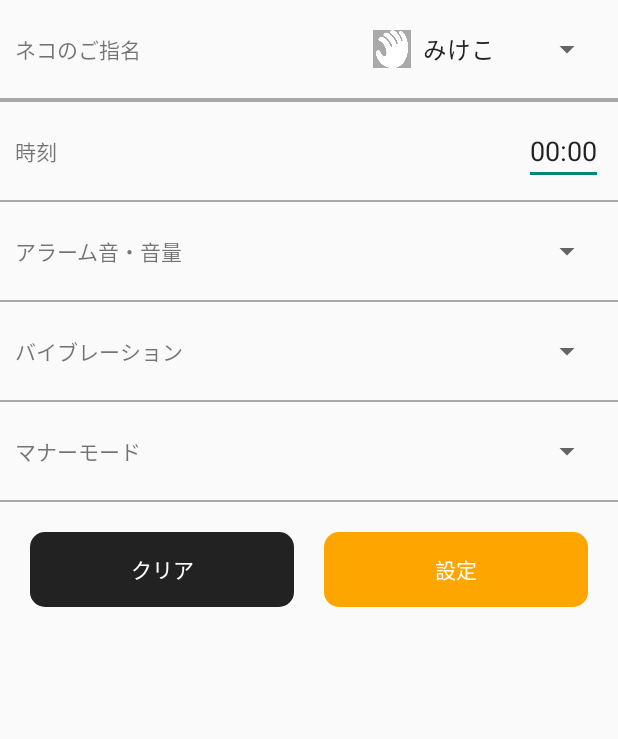
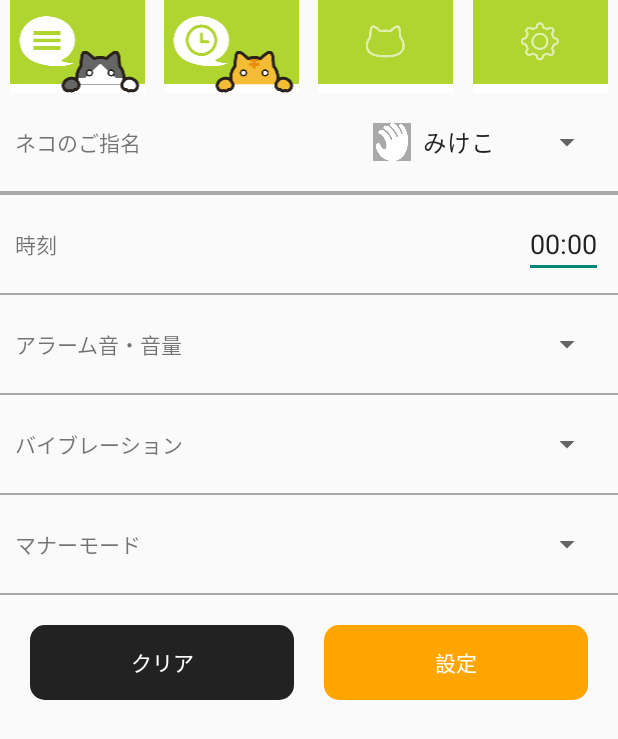
Before and after one commit to zawamari/goodmorningcat, an Android app: the AlermSettingActivity screen opened directly, with no data from a screen before it, on a phone screen of 412 x 824 dp. Shown: the top 739 px of the screen. Run offline under Robolectric (Android 15) with nearby library versions, the phone set to English and light mode, and no system bars.

Commit message:
Adjust layout alerm_setting

```diff
--- a/app/src/main/res/layout/activity_alerm_setting.xml
+++ b/app/src/main/res/layout/activity_alerm_setting.xml
@@ -5,71 +5,42 @@
     android:layout_width="match_parent"
     android:layout_height="match_parent">
 
+
     <LinearLayout
-        android:id="@+id/llNextCall"
         android:layout_width="match_parent"
         android:layout_height="wrap_content"
-        android:layout_margin="10dp"
-        android:orientation="vertical"
-        android:visibility="gone"
-        android:background="@drawable/line">
+        android:orientation="horizontal" >
 
-        <LinearLayout
-            android:layout_width="match_parent"
-            android:layout_height="50dp"
-            android:layout_margin="10dp"
-            android:gravity="center_vertical"
-            android:orientation="horizontal">
+        <ImageView
+            android:id="@+id/ivTop"
+            android:layout_width="0dp"
+            android:layout_height="wrap_content"
+            android:layout_weight="1"
+            android:src="@drawable/nav_top_on"/>
 
-            <TextView
-                android:layout_width="0dp"
-                android:layout_height="wrap_content"
-                android:layout_weight="1"
-                android:text="次のアラーム：--" />
+        <ImageView
+            android:id="@+id/ivTimeSet"
+            android:layout_width="0dp"
+            android:layout_height="wrap_content"
+            android:layout_weight="1"
+            android:src="@drawable/nav_time_set_on"/>
 
-            <TextView
-                android:layout_width="wrap_content"
-                android:layout_height="wrap_content"
-                android:text="起こし係：--"/>
+        <ImageView
+            android:id="@+id/ivCatList"
+            android:layout_width="0dp"
+            android:layout_height="wrap_content"
+            android:layout_weight="1"
+            android:src="@drawable/nav_cat_list"/>
 
-        </LinearLayout>
-
-        <LinearLayout
-            android:layout_width="match_parent"
+        <ImageView
+            android:id="@+id/ivSetting"
+            android:layout_width="0dp"
             android:layout_height="wrap_content"
-            android:layout_marginBottom="30dp"
-            android:gravity="center_horizontal"
-            android:orientation="horizontal">
-
-            <TextView
-                android:layout_width="wrap_content"
-                android:layout_height="wrap_content"
-                android:layout_gravity="center"
-                android:text="--"
-                android:textStyle="bold"
-                android:textSize="30sp"/>
-
-            <TextView
-                android:layout_width="wrap_content"
-                android:layout_height="wrap_content"
-                android:layout_gravity="center"
-                android:layout_marginLeft="10dp"
-                android:layout_marginRight="10dp"
-                android:text=":"
-                android:textStyle="bold"
-                android:textSize="30sp"/>
-
-            <TextView
-                android:layout_width="wrap_content"
-                android:layout_height="wrap_content"
-                android:layout_gravity="center"
-                android:text="--"
-                android:textStyle="bold"
-                android:textSize="30sp"/>
-
-        </LinearLayout>
+            android:layout_weight="1"
+            android:src="@drawable/nav_setting"/>
 
     </LinearLayout>
+
 
     <LinearLayout
         android:layout_width="match_parent"
```
